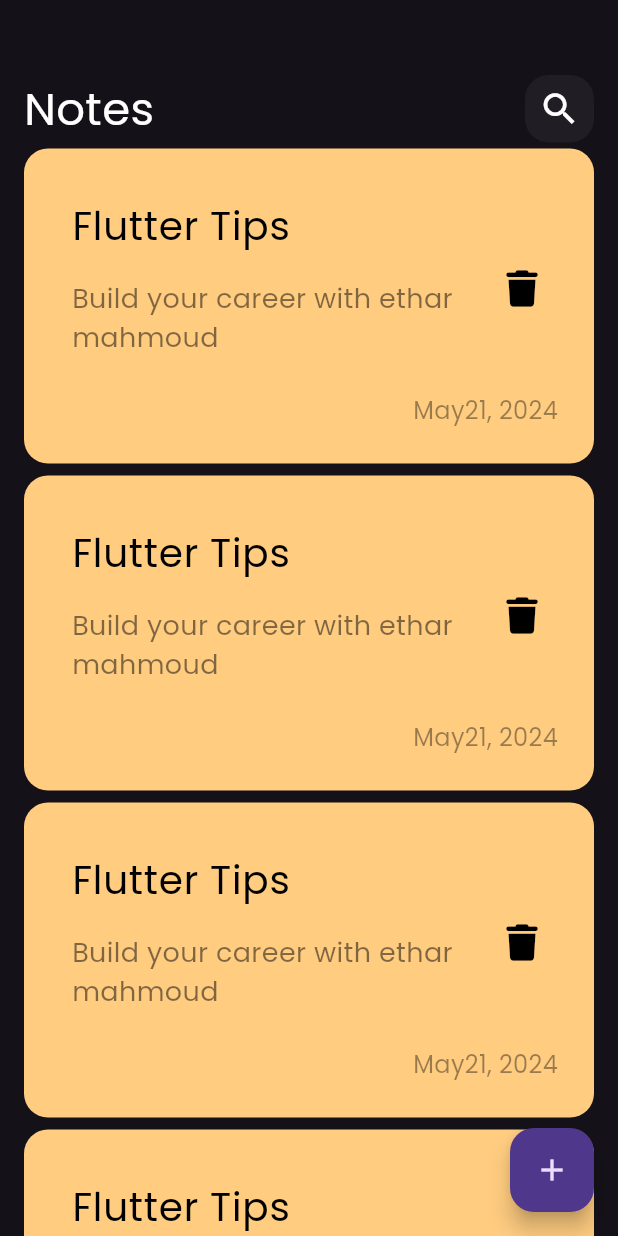
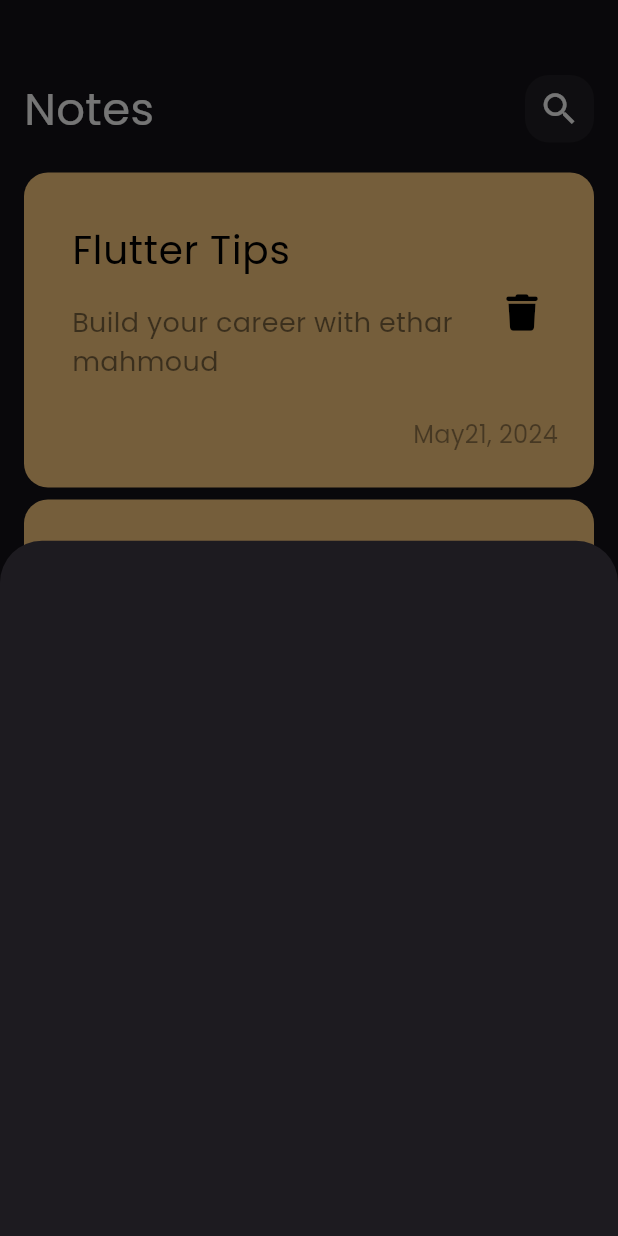
Before and after one commit to ethar156/NoteApp, a Flutter app: the screen it shows after launch, after a tap on the "add" icon, on a phone screen of 412 x 824 dp. Run offline on Flutter 3.47's test engine with Material 3 defaults, Android fonts, the phone set to English and light mode, and no system bars; our stand-ins replace font_awesome_flutter.

Commit message:
show modal bottom sheet

```diff
--- a/lib/views/note_view.dart
+++ b/lib/views/note_view.dart
@@ -1,4 +1,5 @@
 import 'package:flutter/material.dart';
+import 'package:note_app/views/widgets/add_note_bottom_sheet.dart';
 import 'package:note_app/views/widgets/note_view_body.dart';
 
 class NoteView extends StatelessWidget {
@@ -7,9 +8,14 @@ class NoteView extends StatelessWidget {
   @override
   Widget build(BuildContext context) {
     return Scaffold(
-      floatingActionButton: FloatingActionButton(onPressed: (){},
-      child: Icon(Icons.add),),
-      body: NoteViewBody(),
+      floatingActionButton: FloatingActionButton(
+        onPressed: (){
+          showModalBottomSheet(context: context, builder: (context){
+            return const AddNoteBottomSheet();
+          });
+        },
+      child: const Icon(Icons.add),),
+      body: const NoteViewBody(),
     );
   }
 }
--- /dev/null
+++ b/lib/views/widgets/add_note_bottom_sheet.dart
@@ -0,0 +1,10 @@
+import 'package:flutter/material.dart';
+
+class AddNoteBottomSheet extends StatelessWidget {
+  const AddNoteBottomSheet({super.key});
+
+  @override
+  Widget build(BuildContext context) {
+    return Container();
+  }
+}
--- a/lib/views/widgets/notes_list_view.dart
+++ b/lib/views/widgets/notes_list_view.dart
@@ -6,11 +6,16 @@ class NotesListView extends StatelessWidget {
 
   @override
   Widget build(BuildContext context) {
-    return ListView.builder(itemBuilder: (context, index){
-      return const Padding(
-        padding: EdgeInsets.symmetric(vertical: 4),
-        child:  NoteItem(),
-      );
-    });
+    return Padding(
+      padding: const EdgeInsets.symmetric(vertical: 16),
+      child: ListView.builder(
+        padding: EdgeInsets.zero,
+        itemBuilder: (context, index){
+        return const Padding(
+          padding: EdgeInsets.symmetric(vertical: 4),
+          child:  NoteItem(),
+        );
+      }),
+    );
   }
 }
```
